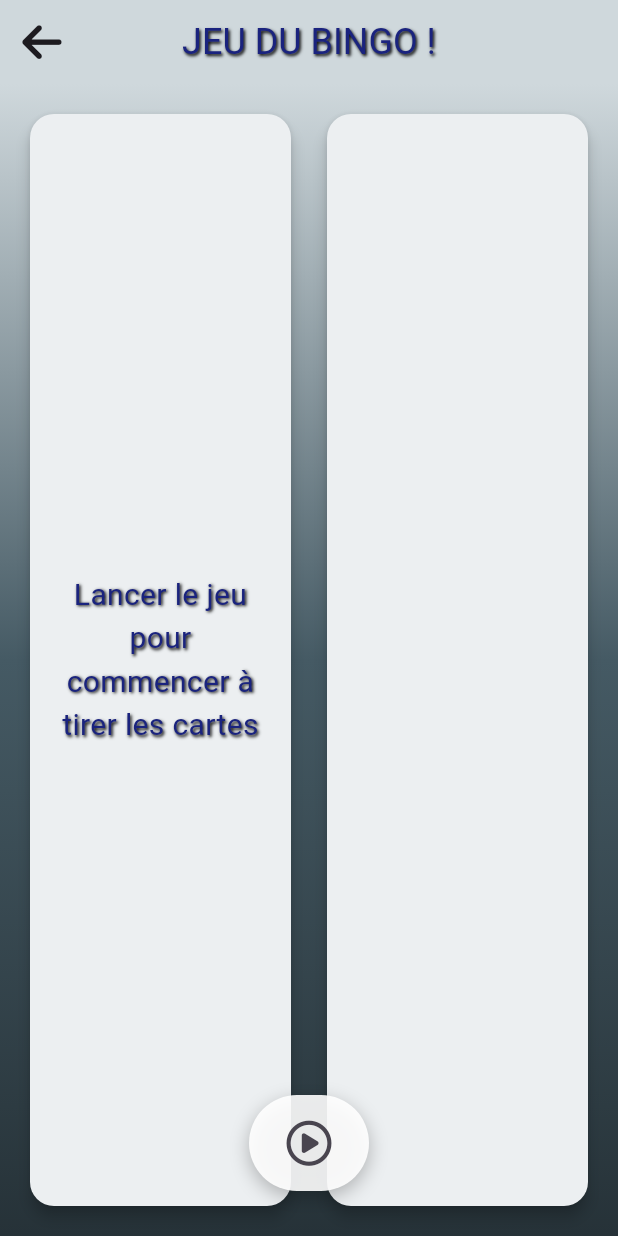
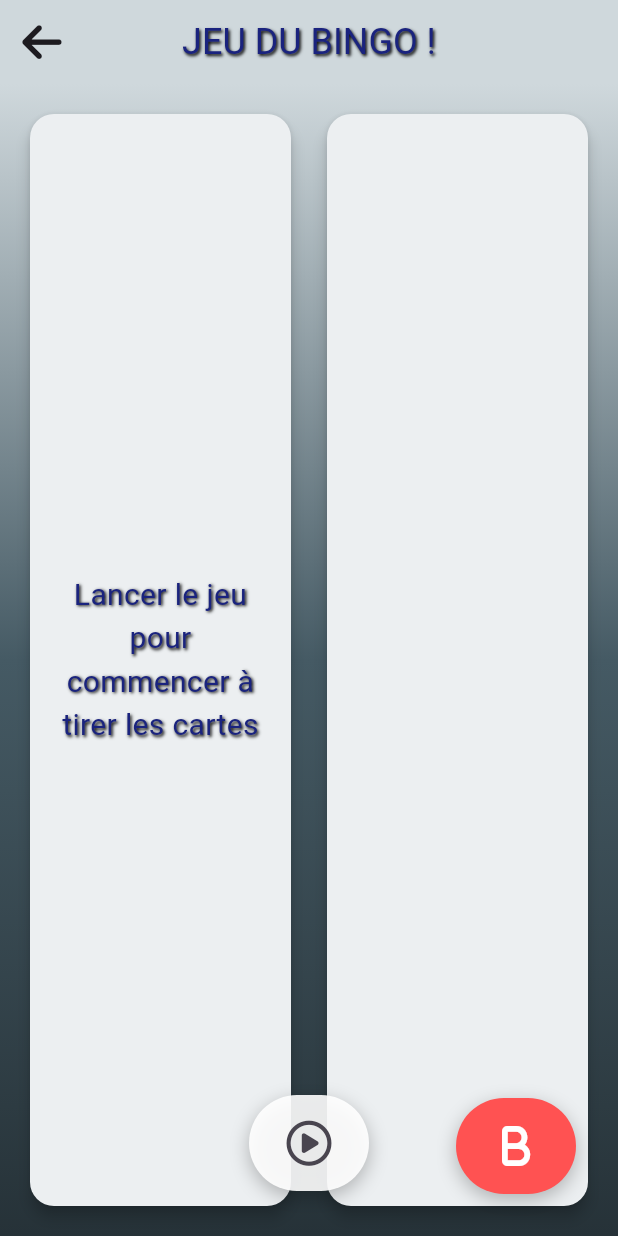
Before and after one commit to NayMak/loto_mks, a Flutter app: the LotoPage screen opened directly, on a phone screen of 412 x 824 dp. Run offline on Flutter 3.47's test engine with Material 3 defaults, Android fonts, the phone set to English and light mode, and no system bars; our stand-ins replace font_awesome_flutter, just_audio.

Commit message:
create floating toolbar

```diff
--- /dev/null
+++ b/lib/components/floating_toolbar.dart
@@ -0,0 +1,48 @@
+import 'package:flutter/material.dart';
+import 'package:loto_mks/models/toolbar_button.dart';
+
+class FloatingToolbar extends StatelessWidget {
+  final List<ToolbarButtonData> buttons;
+
+  const FloatingToolbar({
+    required this.buttons,
+    super.key,
+  });
+
+  @override
+  Widget build(BuildContext context) {
+    return Positioned(
+      bottom: 30,
+      left: 0,
+      right: 0,
+      child: Center(
+        child: Container(
+          decoration: BoxDecoration(
+            color: Colors.white.withValues(alpha: 0.9),
+            borderRadius: BorderRadius.circular(50),
+            boxShadow: const [
+              BoxShadow(
+                color: Colors.black26,
+                blurRadius: 10,
+                offset: Offset(0, 4),
+              ),
+            ],
+          ),
+          padding: const EdgeInsets.symmetric(horizontal: 16, vertical: 8),
+          child: Row(
+            mainAxisSize: MainAxisSize.min,
+            children: buttons.map((buttonData) {
+              return IconButton(
+                padding: EdgeInsets.all(8),
+                iconSize: 30,
+                icon: Icon(buttonData.icon),
+                color: buttonData.color,
+                onPressed: buttonData.onPressed,
+              );
+            }).toList(),
+          ),
+        ),
+      ),
+    );
+  }
+}
--- a/lib/main.dart
+++ b/lib/main.dart
@@ -16,6 +16,7 @@ class LotoApp extends StatelessWidget {
         useMaterial3: true,
       ),
       home: const HomePage(),
+      debugShowCheckedModeBanner: false,
     );
   }
 }
--- /dev/null
+++ b/lib/models/bingo_button.dart
@@ -0,0 +1,79 @@
+import 'package:flutter/material.dart';
+import 'package:font_awesome_flutter/font_awesome_flutter.dart';
+import 'package:just_audio/just_audio.dart';
+import 'package:loto_mks/provider/loto_provider.dart';
+import 'package:loto_mks/view/loto/circle_button.dart';
+import 'package:provider/provider.dart';
+
+class BingoButton extends StatelessWidget {
+  const BingoButton({
+    super.key,
+  });
+
+  @override
+  Widget build(BuildContext context) {
+    return Padding(
+      padding: const EdgeInsets.all(12.0),
+      child: Container(
+        decoration: BoxDecoration(
+          color: Colors.redAccent,
+          borderRadius: BorderRadius.circular(50),
+          boxShadow: const [
+            BoxShadow(
+              color: Colors.black26,
+              blurRadius: 10,
+              offset: Offset(0, 4),
+            ),
+          ],
+        ),
+        padding: const EdgeInsets.symmetric(horizontal: 16, vertical: 8),
+        child: Consumer<LotoProvider>(
+          builder: (context, provider, Widget? child) {
+            return IconButton(
+              iconSize: 30,
+              icon: Icon(FontAwesomeIcons.b),
+              color: Colors.white,
+              onPressed: () {
+                if (provider.isSoundOn) {
+                  provider.player = AudioPlayer()
+                    ..setUrl('assets/audio/bingo_win.mp3');
+                }
+                showDialog(
+                  context: context,
+                  barrierDismissible: false,
+                  builder: (BuildContext context) {
+                    if (provider.isSoundOn) {
+                      provider.player!.play();
+                    }
+                    return AlertDialog(
+                      backgroundColor: Colors.transparent,
+                      content: Column(
+                        children: [
+                          Image.asset(
+                            'assets/bingo/bingo.png',
+                          ),
+                          CircleButton(
+                            icon: FontAwesomeIcons.house,
+                            onPressed: () {
+                              if (provider.isSoundOn) {
+                                provider.player!.stop();
+                              }
+                              Navigator.popUntil(
+                                context,
+                                (route) => route.isFirst,
+                              );
+                            },
+                          ),
+                        ],
+                      ),
+                    );
+                  },
+                );
+              },
+            );
+          },
+        ),
+      ),
+    );
+  }
+}
--- /dev/null
+++ b/lib/models/toolbar_button.dart
@@ -0,0 +1,13 @@
+import 'package:flutter/material.dart';
+
+class ToolbarButtonData {
+  final IconData icon;
+  final VoidCallback onPressed;
+  final Color? color;
+
+  ToolbarButtonData({
+    required this.icon,
+    required this.onPressed,
+    this.color,
+  });
+}
--- a/lib/view/loto/loto_page.dart
+++ b/lib/view/loto/loto_page.dart
@@ -1,10 +1,11 @@
 import 'package:flutter/material.dart';
 import 'package:font_awesome_flutter/font_awesome_flutter.dart';
+import 'package:loto_mks/components/floating_toolbar.dart';
 import 'package:loto_mks/components/modal.dart';
+import 'package:loto_mks/models/bingo_button.dart';
+import 'package:loto_mks/models/toolbar_button.dart';
 import 'package:loto_mks/provider/loto_provider.dart';
-import 'package:loto_mks/view/loto/circle_button.dart';
 import 'package:provider/provider.dart';
-import 'package:just_audio/just_audio.dart';
 
 class LotoPage extends StatefulWidget {
   const LotoPage({super.key});
@@ -92,7 +93,8 @@ class _LotoPageState extends State<LotoPage> {
                                       )
                                     : Image(
                                         image: AssetImage(
-                                            provider.currentCard!.asset),
+                                          provider.currentCard!.asset,
+                                        ),
                                       ),
                               ),
                             ),
@@ -121,32 +123,11 @@ class _LotoPageState extends State<LotoPage> {
                       ],
                     ),
                   ),
-                  Positioned(
-                    bottom: 30,
-                    left: 0,
-                    right: 0,
-                    child: Center(
-                      child: Container(
-                        decoration: BoxDecoration(
-                          color: Colors.white.withValues(alpha: 0.9),
-                          borderRadius: BorderRadius.circular(50),
-                          boxShadow: [
-                            BoxShadow(
-                              color: Colors.black26,
-                              blurRadius: 10,
-                              offset: Offset(0, 4),
-                            ),
-                          ],
-                        ),
-                        padding:
-                            EdgeInsets.symmetric(horizontal: 16, vertical: 8),
-                        child: Row(
-                          mainAxisSize: MainAxisSize.min,
-                          children: [
-                            if (!provider.isGameStarted) ...[
-                              IconButton(
-                                iconSize: 30,
-                                icon: Icon(FontAwesomeIcons.circlePlay),
+                  FloatingToolbar(
+                    buttons: !provider.isGameStarted
+                        ? [
+                            ToolbarButtonData(
+                              icon: FontAwesomeIcons.circlePlay,
                               onPressed: () {
                                 provider
                                   ..init()
@@ -154,57 +135,10 @@ class _LotoPageState extends State<LotoPage> {
                                   ..selectRandomCard();
                               },
                             ),
-                            ] else ...[
-                              IconButton(
-                                iconSize: 30,
-                                icon: Icon(FontAwesomeIcons.fileArrowUp),
-                                onPressed: () => provider.selectRandomCard(),
-                              ),
-                              IconButton(
-                                iconSize: 30,
-                                icon: Icon(FontAwesomeIcons.b),
-                                color: Colors.redAccent,
-                                onPressed: () {
-                                  if (provider.isSoundOn) {
-                                    provider.player = AudioPlayer()
-                                      ..setUrl('assets/audio/bingo_win.mp3');
-                                  }
-                                  showDialog(
-                                    context: context,
-                                    barrierDismissible: false,
-                                    builder: (BuildContext context) {
-                                      if (provider.isSoundOn) {
-                                        provider.player!.play();
-                                      }
-                                      return AlertDialog(
-                                        backgroundColor: Colors.transparent,
-                                        content: Column(
-                                          children: [
-                                            Image.asset(
-                                              'assets/bingo/bingo.png',
-                                            ),
-                                            CircleButton(
-                                              icon: FontAwesomeIcons.house,
-                                              onPressed: () {
-                                                if (provider.isSoundOn) {
-                                                  provider.player!.stop();
-                                                }
-                                                Navigator.popUntil(
-                                                  context,
-                                                  (route) => route.isFirst,
-                                                );
-                                              },
-                                            ),
-                                          ],
-                                        ),
-                                      );
-                                    },
-                                  );
-                                },
-                              ),
-                              IconButton(
-                                iconSize: 30,
-                                icon: Icon(FontAwesomeIcons.arrowRotateRight),
+                          ]
+                        : [
+                            ToolbarButtonData(
+                              icon: FontAwesomeIcons.arrowRotateRight,
                               onPressed: () {
                                 showDialog(
                                   context: context,
@@ -221,31 +155,29 @@ class _LotoPageState extends State<LotoPage> {
                                 );
                               },
                             ),
-                              IconButton(
-                                iconSize: 30,
-                                icon: Icon(
-                                  provider.gridViewAxisCount == 3
+                            ToolbarButtonData(
+                              icon: FontAwesomeIcons.fileArrowUp,
+                              onPressed: () => provider.selectRandomCard(),
+                            ),
+                            ToolbarButtonData(
+                              icon: provider.gridViewAxisCount == 3
                                   ? FontAwesomeIcons.tableCellsLarge
                                   : FontAwesomeIcons.tableCells,
-                                ),
-                                color: Colors.blueAccent,
                               onPressed: () {
                                 final newCount =
                                     provider.gridViewAxisCount == 3 ? 5 : 3;
                                 provider.updateGridViewAxisCount(newCount);
                               },
+                              color: Colors.blue,
                             ),
                           ],
-                          ],
-                        ),
-                      ),
-                    ),
                   ),
                 ],
               ),
             );
           },
         ),
+        floatingActionButton: BingoButton(),
       ),
     );
   }
```
Lines whose indentation alone changed are shown as unchanged.
